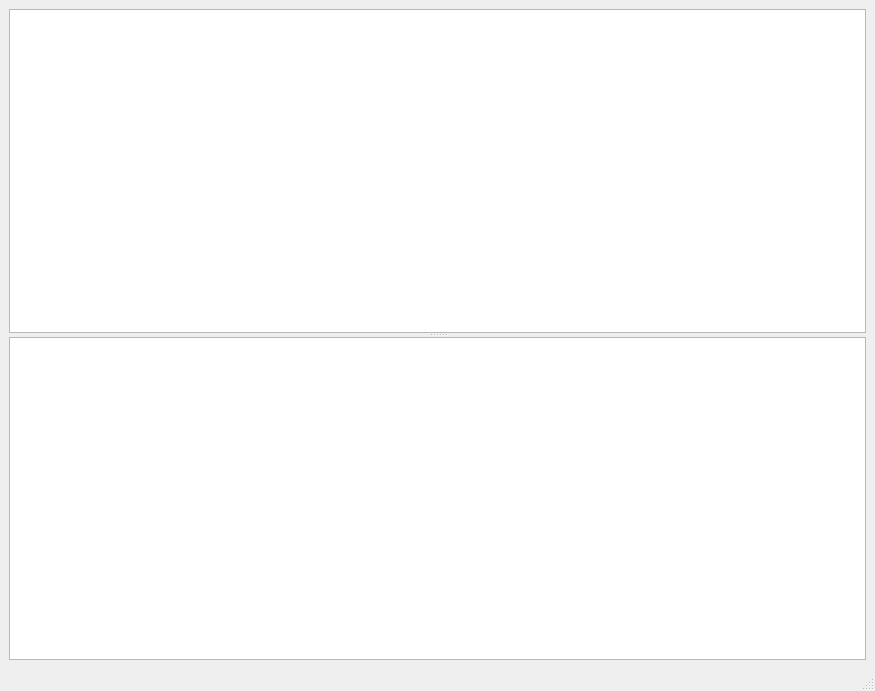
The window that gitscan/gui/test_table.ui (e-mit/gitscan) describes before a commit, drawn with Qt 5.
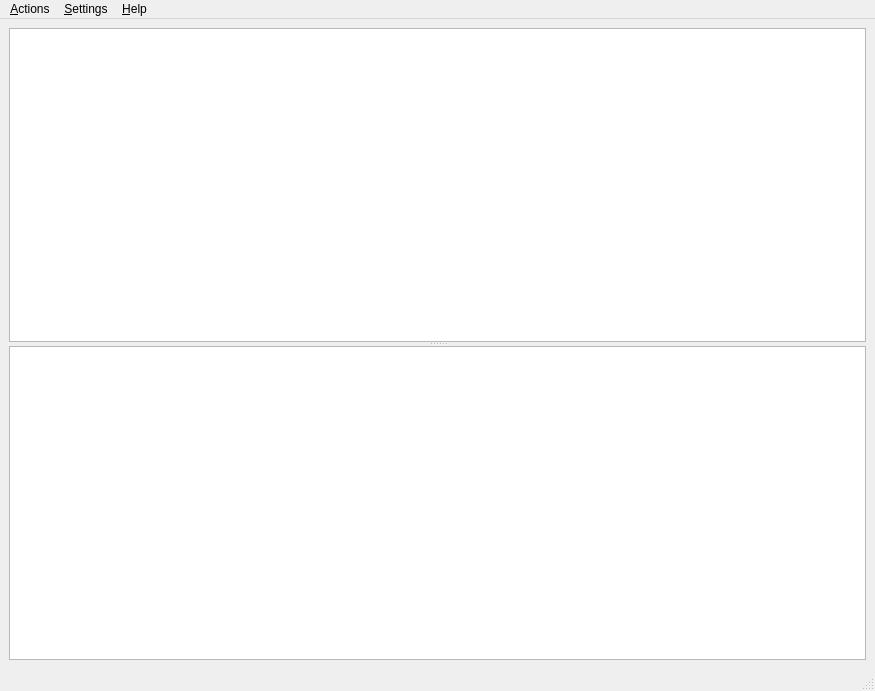
The same window after the commit.

Diff of the .ui file:
```diff
--- a/gitscan/gui/test_table.ui
+++ b/gitscan/gui/test_table.ui
@@ -39,6 +39,31 @@
      <height>19</height>
     </rect>
    </property>
+   <widget class="QMenu" name="menuActions">
+    <property name="title">
+     <string>&amp;Actions</string>
+    </property>
+    <addaction name="actionRefresh_all"/>
+    <addaction name="actionSearch_for_repositories"/>
+    <addaction name="separator"/>
+    <addaction name="actionExit"/>
+   </widget>
+   <widget class="QMenu" name="menuSettings">
+    <property name="title">
+     <string>&amp;Settings</string>
+    </property>
+    <addaction name="actionSettings"/>
+   </widget>
+   <widget class="QMenu" name="menuHelp">
+    <property name="title">
+     <string>&amp;Help</string>
+    </property>
+    <addaction name="actionVisit_GitHub"/>
+    <addaction name="actionAbout"/>
+   </widget>
+   <addaction name="menuActions"/>
+   <addaction name="menuSettings"/>
+   <addaction name="menuHelp"/>
   </widget>
   <widget class="QStatusBar" name="statusbar"/>
  </widget>
```
Left out of the diff: 30 changed lines with no effect on the pictures.
